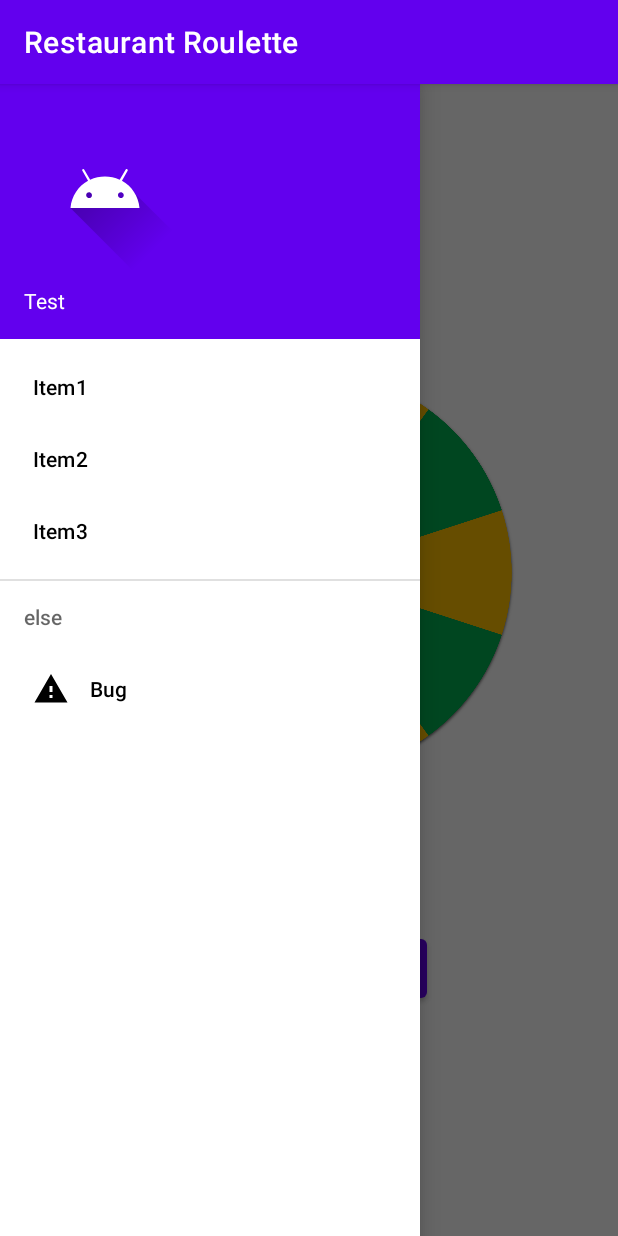
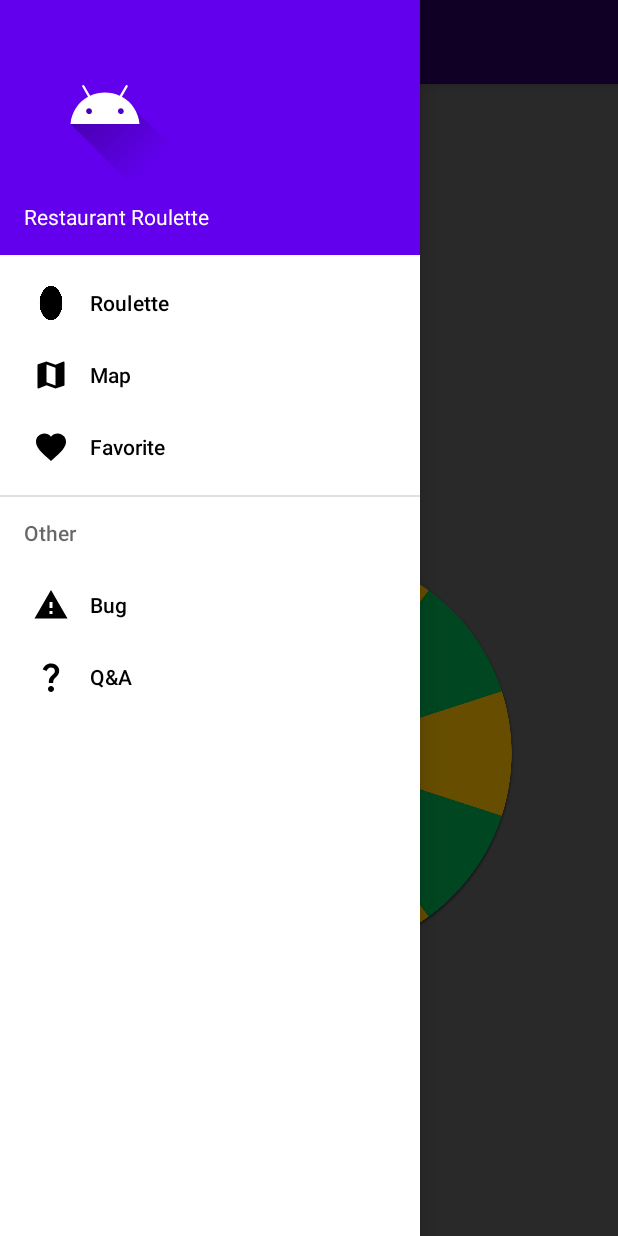
Before and after one commit to chris199512/Restaurant_Roulette, an Android app: the screen it shows after launch (MainActivity), with the side drawer open, on a phone screen of 412 x 824 dp. Run offline under Robolectric (Android 15) with nearby library versions, the phone set to English and light mode, and no system bars.

Commit message:
Menü bearbeitet und kleine Verbesserungen durchgeführt

```diff
--- a/app/src/main/java/com/smarthomebear/restaurantroulette/MainActivity.java
+++ b/app/src/main/java/com/smarthomebear/restaurantroulette/MainActivity.java
@@ -1,32 +1,89 @@
 package com.smarthomebear.restaurantroulette;
 
+import androidx.annotation.NonNull;
+import androidx.appcompat.app.ActionBarDrawerToggle;
 import androidx.appcompat.app.AppCompatActivity;
+import androidx.appcompat.widget.Toolbar;
+import androidx.core.view.GravityCompat;
+import androidx.drawerlayout.widget.DrawerLayout;
 
 import android.content.Intent;
 import android.os.Bundle;
+import android.view.MenuItem;
 import android.view.View;
 import android.view.animation.Animation;
 import android.view.animation.AnimationUtils;
 import android.widget.Button;
 import android.widget.ImageView;
 
-public class MainActivity extends AppCompatActivity implements View.OnClickListener {
+import com.google.android.material.navigation.NavigationView;
 
-    ImageView imageView;
+public class MainActivity extends AppCompatActivity implements View.OnClickListener, NavigationView.OnNavigationItemSelectedListener {
+
+    ImageView imageViewRoulette;
+    Button filterButton;
+    Animation rotateImage;
+
+    Toolbar toolbar;
+
+    private DrawerLayout drawer;
+    ActionBarDrawerToggle toggle;
+    NavigationView navigationView;
 
     @Override
     protected void onCreate(Bundle savedInstanceState) {
         super.onCreate(savedInstanceState);
         setContentView(R.layout.activity_main);
-        imageView=findViewById(R.id.imageView2);
 
-        Button button = findViewById(R.id.filter);
-        button.setOnClickListener(this);
+        //set our toolbar as default
+        toolbar=findViewById(R.id.toolbar);
+        setSupportActionBar(toolbar);
+
+        //
+        navigationView=findViewById(R.id.nav_view);
+        navigationView.setNavigationItemSelectedListener(this);
+
+        //Set Hamburger icon
+        drawer=findViewById(R.id.drawer_Layout);
+        toggle=new ActionBarDrawerToggle(this, drawer, toolbar,
+                R.string.navigation_drawer_open, R.string.navigation_drawer_close);
+        drawer.addDrawerListener(toggle);
+        toggle.syncState();
+
+        //Set roulette image as variable
+        imageViewRoulette=findViewById(R.id.roulette);
+
+        //Make filter button clickable
+        filterButton=findViewById(R.id.filter);
+        filterButton.setOnClickListener(this);
+    }
+
+    @Override
+    public boolean onNavigationItemSelected(@NonNull MenuItem item) {
+        switch (item.getItemId()){
+            case R.id.nav_roulette:
+                getSupportFragmentManager().beginTransaction().replace(R.id.fragment_container,
+                        new RouletteFragment()).commit();
+                break;
+        }
+        drawer.closeDrawer(GravityCompat.START);
+        return true;
+    }
+
+    //Lets close only the menu when going back
+    @Override
+    public void onBackPressed(){
+        if (drawer.isDrawerOpen(GravityCompat.START)){
+            drawer.closeDrawer(GravityCompat.START);
+        } else {
+            super.onBackPressed();
+        }
     }
 
     public void start(View view) {
-        Animation rotateImage= AnimationUtils.loadAnimation(getApplicationContext(),R.anim.rotate);
-        imageView.startAnimation(rotateImage);
+        //Rotate image
+        rotateImage= AnimationUtils.loadAnimation(getApplicationContext(),R.anim.rotate);
+        imageViewRoulette.startAnimation(rotateImage);
     }
 
     public void onClick(View v){
--- /dev/null
+++ b/app/src/main/java/com/smarthomebear/restaurantroulette/RouletteFragment.java
@@ -0,0 +1,18 @@
+package com.smarthomebear.restaurantroulette;
+
+import android.os.Bundle;
+import android.view.LayoutInflater;
+import android.view.View;
+import android.view.ViewGroup;
+
+import androidx.annotation.NonNull;
+import androidx.annotation.Nullable;
+import androidx.fragment.app.Fragment;
+
+public class RouletteFragment extends Fragment {
+    @Nullable
+    @Override
+    public View onCreateView(@NonNull LayoutInflater inflater, @Nullable ViewGroup container, @Nullable Bundle savedInstanceState) {
+        return inflater.inflate(R.layout.fragment_roulette, container, false);
+    }
+}
--- /dev/null
+++ b/app/src/main/res/drawable/ic_baseline_favorite_24.xml
@@ -0,0 +1,5 @@
+<vector android:height="24dp" android:tint="#000000"
+    android:viewportHeight="24" android:viewportWidth="24"
+    android:width="24dp" xmlns:android="http://schemas.android.com/apk/res/android">
+    <path android:fillColor="@android:color/white" android:pathData="M12,21.35l-1.45,-1.32C5.4,15.36 2,12.28 2,8.5 2,5.42 4.42,3 7.5,3c1.74,0 3.41,0.81 4.5,2.09C13.09,3.81 14.76,3 16.5,3 19.58,3 22,5.42 22,8.5c0,3.78 -3.4,6.86 -8.55,11.54L12,21.35z"/>
+</vector>
--- /dev/null
+++ b/app/src/main/res/drawable/ic_baseline_map_24.xml
@@ -0,0 +1,5 @@
+<vector android:height="24dp" android:tint="#000000"
+    android:viewportHeight="24" android:viewportWidth="24"
+    android:width="24dp" xmlns:android="http://schemas.android.com/apk/res/android">
+    <path android:fillColor="@android:color/white" android:pathData="M20.5,3l-0.16,0.03L15,5.1 9,3 3.36,4.9c-0.21,0.07 -0.36,0.25 -0.36,0.48V20.5c0,0.28 0.22,0.5 0.5,0.5l0.16,-0.03L9,18.9l6,2.1 5.64,-1.9c0.21,-0.07 0.36,-0.25 0.36,-0.48V3.5c0,-0.28 -0.22,-0.5 -0.5,-0.5zM15,19l-6,-2.11V5l6,2.11V19z"/>
+</vector>
--- /dev/null
+++ b/app/src/main/res/drawable/ic_baseline_question_mark_24.xml
@@ -0,0 +1,5 @@
+<vector android:height="24dp" android:tint="#000000"
+    android:viewportHeight="24" android:viewportWidth="24"
+    android:width="24dp" xmlns:android="http://schemas.android.com/apk/res/android">
+    <path android:fillColor="@android:color/white" android:pathData="M11.07,12.85c0.77,-1.39 2.25,-2.21 3.11,-3.44c0.91,-1.29 0.4,-3.7 -2.18,-3.7c-1.69,0 -2.52,1.28 -2.87,2.34L6.54,6.96C7.25,4.83 9.18,3 11.99,3c2.35,0 3.96,1.07 4.78,2.41c0.7,1.15 1.11,3.3 0.03,4.9c-1.2,1.77 -2.35,2.31 -2.97,3.45c-0.25,0.46 -0.35,0.76 -0.35,2.24h-2.89C10.58,15.22 10.46,13.95 11.07,12.85zM14,20c0,1.1 -0.9,2 -2,2s-2,-0.9 -2,-2c0,-1.1 0.9,-2 2,-2S14,18.9 14,20z"/>
+</vector>
--- a/app/src/main/res/layout/activity_main.xml
+++ b/app/src/main/res/layout/activity_main.xml
@@ -3,32 +3,53 @@
     xmlns:app="http://schemas.android.com/apk/res-auto"
     xmlns:tools="http://schemas.android.com/tools"
     android:id="@+id/drawer_Layout"
+    android:fitsSystemWindows="true"
     android:layout_width="match_parent"
     android:layout_height="match_parent"
     tools:context=".MainActivity">
+    <!--tools:openDrawer="start"-->
+
+
+    <LinearLayout
+        android:layout_width="match_parent"
+        android:layout_height="match_parent"
+        android:orientation="vertical">
+
+        <androidx.appcompat.widget.Toolbar
+            android:layout_width="match_parent"
+            android:layout_height="?attr/actionBarSize"
+            android:background="@color/design_default_color_primary"
+            android:id="@+id/toolbar"
+            android:theme="@style/ThemeOverlay.AppCompat.Dark.ActionBar"
+            app:popupTheme="@style/ThemeOverlay.AppCompat.Light"
+            android:elevation="4dp"
+            />
+
+        <FrameLayout
+            android:id="@+id/fragment_container"
+            android:layout_width="wrap_content"
+            android:layout_height="match_parent"/>
+
+    </LinearLayout>
+
+    <com.google.android.material.navigation.NavigationView
+        android:layout_width="wrap_content"
+        android:layout_height="match_parent"
+        android:layout_gravity="start"
+        android:id="@+id/nav_view"
+        app:headerLayout="@layout/nav_header"
+        app:menu="@menu/nav_drawer_menu"
+        />
 
     <androidx.constraintlayout.widget.ConstraintLayout
         android:layout_width="match_parent"
         android:layout_height="match_parent">
 
-        <TextView
-            android:id="@+id/textView"
-            android:layout_width="wrap_content"
-            android:layout_height="wrap_content"
-            android:text="Hello World!"
-            app:layout_constraintBottom_toBottomOf="parent"
-            app:layout_constraintEnd_toEndOf="parent"
-            app:layout_constraintHorizontal_bias="0.5"
-            app:layout_constraintStart_toStartOf="parent"
-            app:layout_constraintTop_toTopOf="parent"
-            app:layout_constraintVertical_bias="0.046" />
-
         <ImageView
-            android:id="@+id/imageView2"
+            android:id="@+id/roulette"
             android:layout_width="425dp"
             android:layout_height="443dp"
             android:layout_marginStart="100dp"
-            android:layout_marginTop="50dp"
             android:layout_marginEnd="100dp"
             android:layout_marginBottom="100dp"
             android:contentDescription="@string/roulette"
@@ -38,18 +59,16 @@
             app:layout_constraintEnd_toEndOf="parent"
             app:layout_constraintHorizontal_bias="0.5"
             app:layout_constraintStart_toStartOf="parent"
-            app:layout_constraintTop_toBottomOf="@+id/textView"
-            app:layout_constraintVertical_bias="0.0"
             tools:ignore="ImageContrastCheck" />
 
         <ImageView
-            android:id="@+id/imageView"
+            android:id="@+id/arrow"
             android:layout_width="53dp"
             android:layout_height="54dp"
             android:layout_marginTop="50dp"
             android:layout_marginEnd="179dp"
             android:contentDescription="@string/arrow"
-            app:layout_constraintBottom_toBottomOf="@+id/imageView2"
+            app:layout_constraintBottom_toBottomOf="@+id/roulette"
             app:layout_constraintEnd_toEndOf="parent"
             app:layout_constraintTop_toTopOf="parent"
             app:layout_constraintVertical_bias="0.267"
@@ -68,17 +87,8 @@
             app:layout_constraintEnd_toEndOf="parent"
             app:layout_constraintHorizontal_bias="0.5"
             app:layout_constraintStart_toStartOf="parent"
-            app:layout_constraintTop_toBottomOf="@+id/imageView2" />
+            app:layout_constraintTop_toBottomOf="@+id/roulette" />
 
     </androidx.constraintlayout.widget.ConstraintLayout>
 
-    <com.google.android.material.navigation.NavigationView
-        android:id="@+id/navView"
-        android:layout_width="wrap_content"
-        android:layout_height="match_parent"
-        app:headerLayout="@layout/nav_header"
-        app:menu="@menu/nav_drawer_menu"
-        android:layout_gravity="start"
-        android:fitsSystemWindows="true"/>
-
 </androidx.drawerlayout.widget.DrawerLayout>
--- /dev/null
+++ b/app/src/main/res/layout/fragment_roulette.xml
@@ -0,0 +1,6 @@
+<?xml version="1.0" encoding="utf-8"?>
+<androidx.constraintlayout.widget.ConstraintLayout xmlns:android="http://schemas.android.com/apk/res/android"
+    android:layout_width="match_parent"
+    android:layout_height="match_parent">
+
+</androidx.constraintlayout.widget.ConstraintLayout>
--- a/app/src/main/res/layout/nav_header.xml
+++ b/app/src/main/res/layout/nav_header.xml
@@ -15,11 +15,11 @@
         android:src="@drawable/ic_launcher_foreground"/>
 
     <TextView
-        android:id="@+id/textView2"
+        android:id="@+id/nav_header_text"
         android:layout_width="wrap_content"
         android:layout_height="wrap_content"
         android:paddingTop="8dp"
-        android:text="Test"
+        android:text="@string/app_name"
         android:textAppearance="@style/TextAppearance.AppCompat.Body1"/>
 
 
--- a/app/src/main/res/menu/nav_drawer_menu.xml
+++ b/app/src/main/res/menu/nav_drawer_menu.xml
@@ -5,24 +5,31 @@
 
     <group android:checkableBehavior="single">
     <item
-        android:id="@+id/miItem1"
-        android:title="Item1"/>
+        android:id="@+id/nav_roulette"
+        android:title="@string/roulette"
+        android:icon="@drawable/roulette"/>
 
     <item
-        android:id="@+id/miItem2"
-        android:title="Item2"/>
+        android:id="@+id/nav_maps"
+        android:title="@string/map"
+        android:icon="@drawable/ic_baseline_map_24"/>
     <item
-        android:id="@+id/miItem3"
-        android:title="Item3"/>
+        android:id="@+id/nav_favorite"
+        android:title="@string/favorite"
+        android:icon="@drawable/ic_baseline_favorite_24"/>
 
     </group>
 
-    <item android:title="else">
+    <item android:title="@string/other">
         <menu>
             <item
                 android:id="@+id/nav_bug"
-                android:title="Bug"
+                android:title="@string/bug"
                 android:icon="@drawable/ic_baseline_report_problem_24"/>
+            <item
+                android:id="@+id/nav_questions"
+                android:title="@string/qanda"
+                android:icon="@drawable/ic_baseline_question_mark_24"/>
         </menu>
     </item>
 
--- a/app/src/main/res/values/strings.xml
+++ b/app/src/main/res/values/strings.xml
@@ -1,7 +1,15 @@
 <resources>
     <string name="app_name">Restaurant Roulette</string>
+    <string name="navigation_drawer_open">Open navigation drawer</string>
+    <string name="navigation_drawer_close">Close navigation drawer</string>
     <string name="roulette">Roulette</string>
     <string name="arrow">arrow</string>
-    <string name="filter">impregnate</string>
+    <string name="filter">Filter</string>
     <string name="title_activity_maps">MapsActivity</string>
+    <string name="welcomepage">Home page</string>
+    <string name="map">Map</string>
+    <string name="favorite">Favorite</string>
+    <string name="bug">Bug</string>
+    <string name="qanda" translatable="false"><![CDATA[Q&A]]></string>
+    <string name="other">Other</string>
 </resources>
--- a/app/src/main/res/values/themes.xml
+++ b/app/src/main/res/values/themes.xml
@@ -13,4 +13,10 @@
         <item name="android:statusBarColor">?attr/colorPrimaryVariant</item>
         <!-- Customize your theme here. -->
     </style>
+
+    <style name="Theme.NoActionBar" parent="Theme.MaterialComponents.DayNight.NoActionBar">
+        <item name="windowActionBar">false</item>
+        <item name="windowNoTitle">true</item>
+        <item name="android:statusBarColor">@android:color/transparent</item>
+    </style>
 </resources>
```
Also changed, not shown: app/src/main/AndroidManifest.xml (+3 -10 lines), 1 other file.
